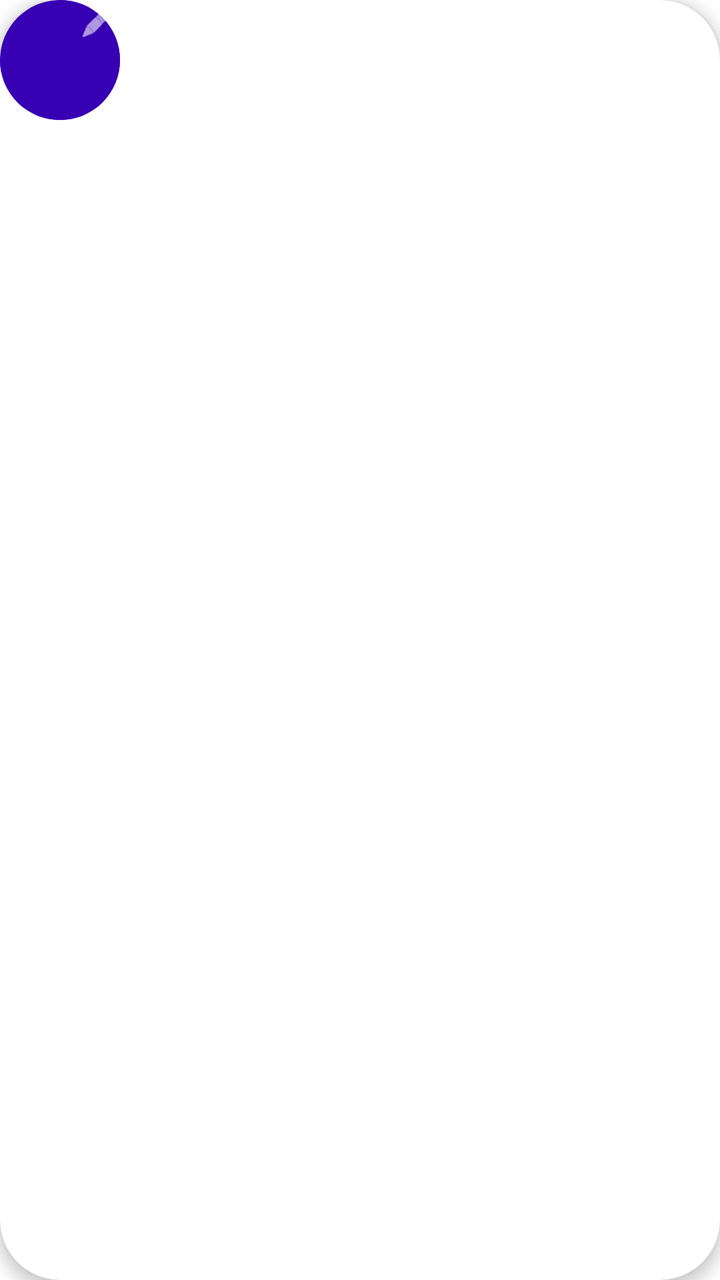
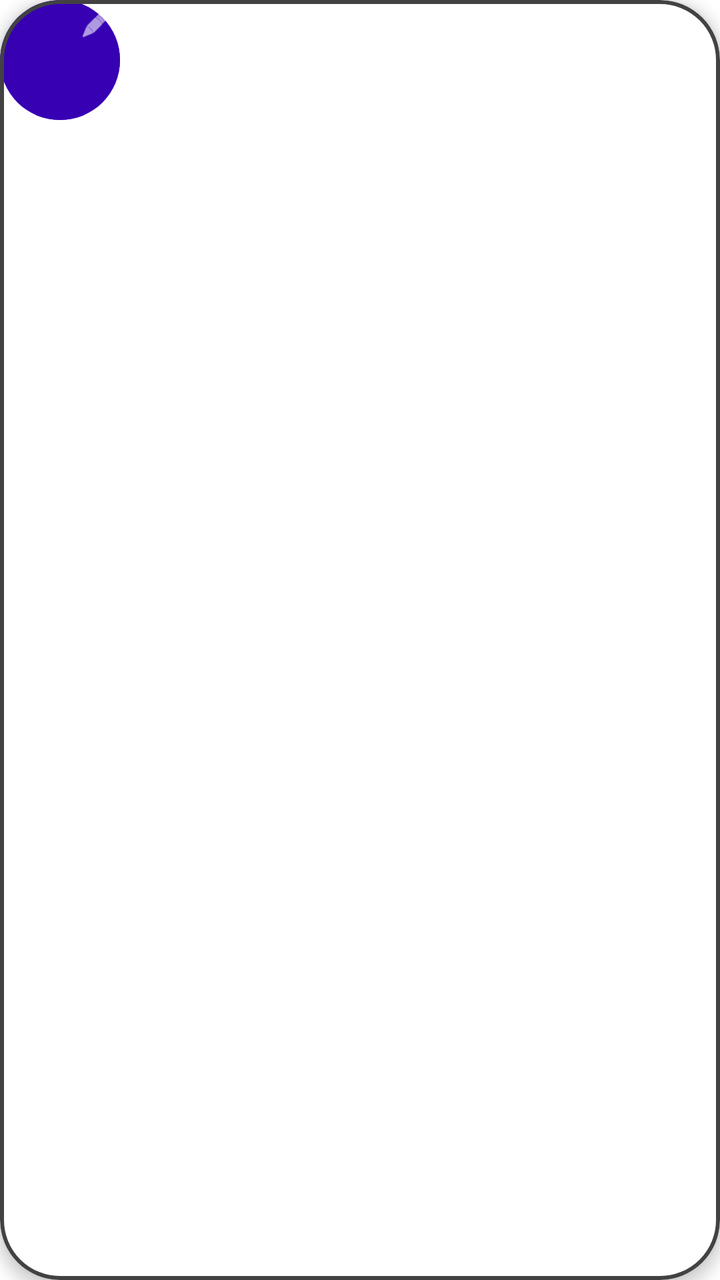

The first picture is an Android layout as it rendered before a commit; the second is the same layout after the commit. The layout source and the unified diff follow.
<!-- AndroidManifest.xml: application theme Theme.VoiceWolf -->
<!-- res/layout/item_player.xml -->
<?xml version="1.0" encoding="utf-8"?>
<androidx.cardview.widget.CardView xmlns:android="http://schemas.android.com/apk/res/android"
    xmlns:app="http://schemas.android.com/apk/res-auto"
    android:id="@+id/playerCard"
    android:layout_width="wrap_content"
    android:layout_height="wrap_content"
    app:cardCornerRadius="30dp"
    app:cardElevation="4dp"
    app:cardBackgroundColor="@color/white"
    app:strokeWidth="2dp"
    app:strokeColor="@color/border_default">

    <FrameLayout
        android:layout_width="60dp"
        android:layout_height="60dp">

        
        <ImageView
            android:id="@+id/playerAvatar"
            android:layout_width="match_parent"
            android:layout_height="match_parent"
            android:scaleType="centerCrop"
            android:src="@drawable/player_avatar" />

        
        <TextView
            android:id="@+id/playerNumber"
            android:layout_width="match_parent"
            android:layout_height="match_parent"
            android:background="@drawable/player_background"
            android:gravity="center"
            android:textColor="@color/white"
            android:textSize="20sp"
            android:textStyle="bold" />

        
        <FrameLayout
            android:id="@+id/deadOverlay"
            android:layout_width="match_parent"
            android:layout_height="match_parent"
            android:background="@color/dead_overlay"
            android:visibility="gone">

            
            <TextView
                android:layout_width="match_parent"
                android:layout_height="match_parent"
                android:gravity="center"
                android:text="X"
                android:textColor="@color/white"
                android:textSize="24sp"
                android:textStyle="bold" />
        </FrameLayout>

        
        <ImageButton
            android:id="@+id/btnMarkRole"
            android:layout_width="20dp"
            android:layout_height="20dp"
            android:layout_gravity="top|end"
            android:layout_margin="2dp"
            android:background="?attr/selectableItemBackgroundBorderless"
            android:contentDescription="标记身份"
            android:padding="2dp"
            android:scaleType="fitCenter"
            android:src="@android:drawable/ic_menu_edit"
            android:tint="@color/white"
            android:visibility="visible" />

        
        <ImageButton
            android:id="@+id/btnRemove"
            android:layout_width="20dp"
            android:layout_height="20dp"
            android:layout_gravity="bottom|end"
            android:layout_margin="2dp"
            android:background="@color/wolf_red"
            android:contentDescription="移除玩家"
            android:padding="2dp"
            android:scaleType="fitCenter"
            android:src="@android:drawable/ic_menu_delete"
            android:tint="@color/white"
            android:visibility="gone" />

        
        <TextView
            android:id="@+id/roleText"
            android:layout_width="match_parent"
            android:layout_height="wrap_content"
            android:layout_gravity="bottom"
            android:background="#80000000"
            android:gravity="center"
            android:textColor="@color/white"
            android:textSize="9sp"
            android:textStyle="bold"
            android:visibility="gone" />
    </FrameLayout>
</androidx.cardview.widget.CardView>
<!-- resources referenced by this layout -->
<resources>
  <color name="border_default">#FF424242</color>
  <color name="dead_overlay">#80000000</color>
  <color name="white">#FFFFFFFF</color>
  <color name="wolf_red">#FFE53935</color>
  <!-- drawable player_avatar (drawable) -->
  <?xml version="1.0" encoding="utf-8"?>
  <shape xmlns:android="http://schemas.android.com/apk/res/android"
      android:shape="oval">
      <solid android:color="@color/purple_500" />
      <size
          android:width="60dp"
          android:height="60dp" />
  </shape>
  <!-- drawable player_background (drawable) -->
  <?xml version="1.0" encoding="utf-8"?>
  <shape xmlns:android="http://schemas.android.com/apk/res/android"
      android:shape="oval">
      <solid android:color="@color/purple_700" />
      <size
          android:width="60dp"
          android:height="60dp" />
  </shape>
  <style name="Theme.VoiceWolf" parent="Theme.MaterialComponents.DayNight.NoActionBar">
          
          <item name="colorPrimary">@color/purple_500</item>
          <item name="colorPrimaryVariant">@color/purple_700</item>
          <item name="colorOnPrimary">@color/white</item>
          
          <item name="colorSecondary">@color/teal_200</item>
          <item name="colorSecondaryVariant">@color/teal_700</item>
          <item name="colorOnSecondary">@color/black</item>
          
          <item name="android:statusBarColor">?attr/colorPrimaryVariant</item>
      </style>
  <color name="purple_500">#FF6200EE</color>
  <color name="purple_700">#FF3700B3</color>
  <color name="teal_200">#FF03DAC5</color>
  <color name="teal_700">#FF018786</color>
  <color name="black">#FF000000</color>
</resources>

<!-- the commit's change to res/layout/item_player.xml (unified diff, before → after) -->
@@ -1,5 +1,5 @@
 <?xml version="1.0" encoding="utf-8"?>
-<androidx.cardview.widget.CardView xmlns:android="http://schemas.android.com/apk/res/android"
+<com.google.android.material.card.MaterialCardView xmlns:android="http://schemas.android.com/apk/res/android"
     xmlns:app="http://schemas.android.com/apk/res-auto"
     android:id="@+id/playerCard"
     android:layout_width="wrap_content"
@@ -95,4 +95,4 @@
             android:textStyle="bold"
             android:visibility="gone" />
     </FrameLayout>
-</androidx.cardview.widget.CardView>
+</com.google.android.material.card.MaterialCardView>
